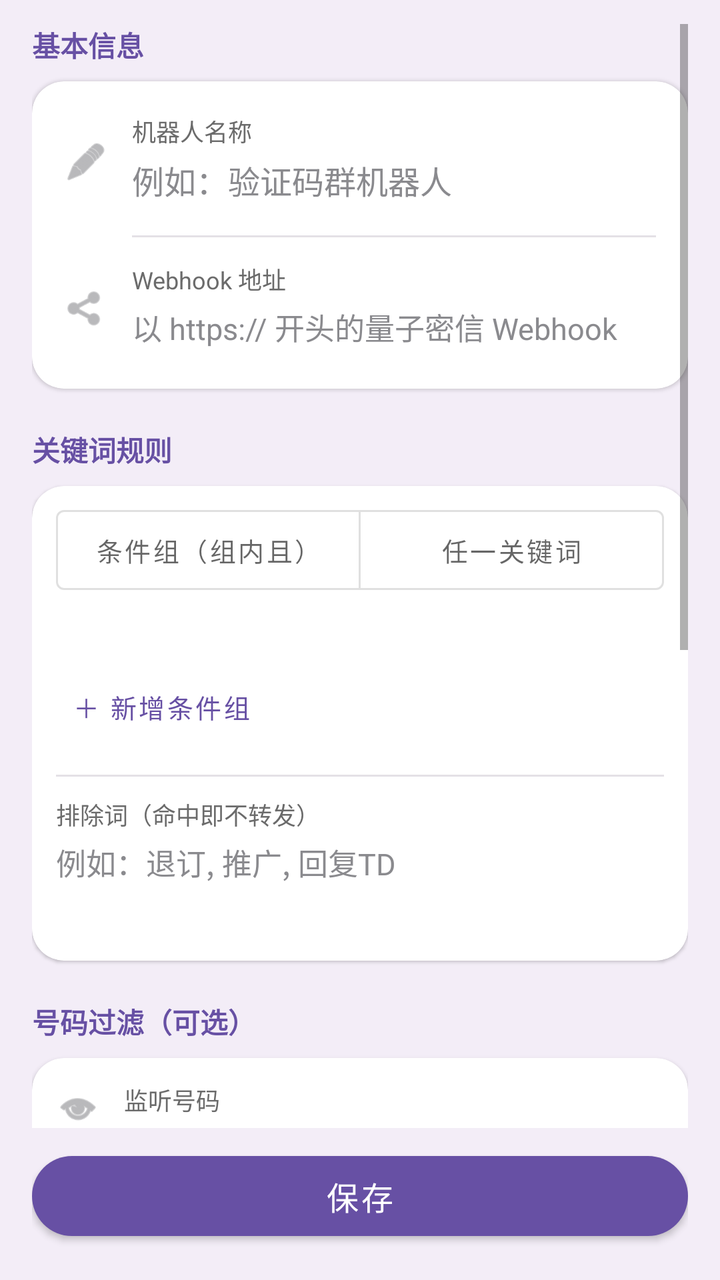
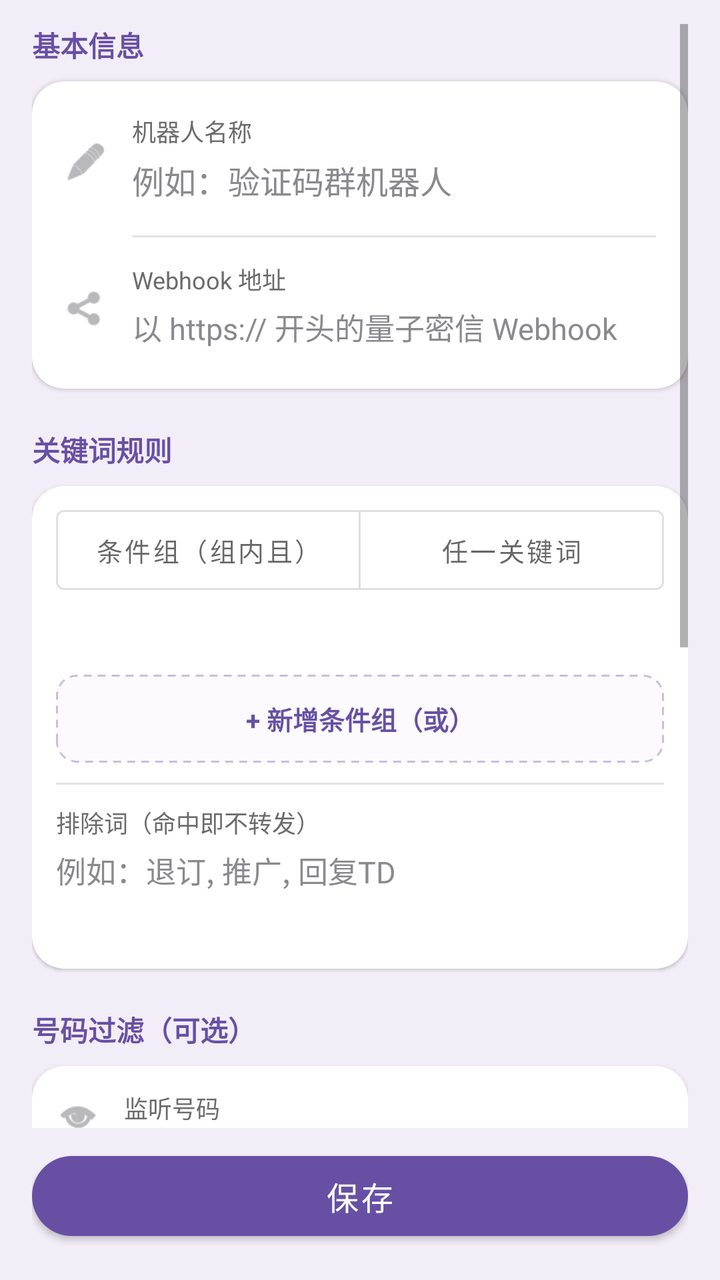

An Android layout rendered at two revisions. The XML below is the earlier revision; the diff shows what the commit changed to produce the second picture.
<!-- AndroidManifest.xml: application theme Theme.SMSForwarder -->
<!-- res/layout/activity_bot_edit.xml -->
<?xml version="1.0" encoding="utf-8"?>
<LinearLayout xmlns:android="http://schemas.android.com/apk/res/android"
    xmlns:app="http://schemas.android.com/apk/res-auto"
    android:layout_width="match_parent"
    android:layout_height="match_parent"
    android:background="@color/bg_page"
    android:orientation="vertical">

    <ScrollView
        android:layout_width="match_parent"
        android:layout_height="0dp"
        android:layout_weight="1"
        android:clipToPadding="false"
        android:paddingStart="16dp"
        android:paddingEnd="16dp"
        android:paddingTop="12dp">

        <LinearLayout
            android:layout_width="match_parent"
            android:layout_height="wrap_content"
            android:orientation="vertical">

            
            <TextView
                android:layout_width="wrap_content"
                android:layout_height="wrap_content"
                android:layout_marginBottom="8dp"
                android:text="基本信息"
                android:textColor="@color/purple_primary"
                android:textSize="14sp"
                android:textStyle="bold" />

            <com.google.android.material.card.MaterialCardView
                android:layout_width="match_parent"
                android:layout_height="wrap_content"
                app:cardBackgroundColor="@android:color/white"
                app:cardCornerRadius="16dp"
                app:cardElevation="1dp">

                <LinearLayout
                    android:layout_width="match_parent"
                    android:layout_height="wrap_content"
                    android:orientation="vertical"
                    android:padding="4dp">

                    <LinearLayout
                        android:layout_width="match_parent"
                        android:layout_height="wrap_content"
                        android:gravity="center_vertical"
                        android:orientation="horizontal"
                        android:padding="12dp">

                        <ImageView
                            android:layout_width="22dp"
                            android:layout_height="22dp"
                            android:contentDescription="机器人名称"
                            android:src="@android:drawable/ic_menu_edit"
                            android:tint="@color/text_helper" />

                        <LinearLayout
                            android:layout_width="0dp"
                            android:layout_height="wrap_content"
                            android:layout_marginStart="12dp"
                            android:layout_weight="1"
                            android:orientation="vertical">

                            <TextView
                                android:layout_width="wrap_content"
                                android:layout_height="wrap_content"
                                android:text="机器人名称"
                                android:textColor="@color/text_secondary"
                                android:textSize="12sp" />

                            <EditText
                                android:id="@+id/etBotName"
                                android:layout_width="match_parent"
                                android:layout_height="wrap_content"
                                android:background="@null"
                                android:hint="例如：验证码群机器人"
                                android:inputType="text"
                                android:maxLines="1"
                                android:paddingStart="0dp"
                                android:paddingTop="4dp"
                                android:paddingEnd="0dp"
                                android:paddingBottom="4dp"
                                android:textColor="@color/text_primary"
                                android:textColorHint="@color/text_helper"
                                android:textSize="16sp" />
                        </LinearLayout>
                    </LinearLayout>

                    <View
                        android:layout_width="match_parent"
                        android:layout_height="1dp"
                        android:layout_marginStart="46dp"
                        android:layout_marginEnd="12dp"
                        android:background="@color/divider" />

                    <LinearLayout
                        android:layout_width="match_parent"
                        android:layout_height="wrap_content"
                        android:gravity="center_vertical"
                        android:orientation="horizontal"
                        android:padding="12dp">

                        <ImageView
                            android:layout_width="22dp"
                            android:layout_height="22dp"
                            android:contentDescription="Webhook 地址"
                            android:src="@android:drawable/ic_menu_share"
                            android:tint="@color/text_helper" />

                        <LinearLayout
                            android:layout_width="0dp"
                            android:layout_height="wrap_content"
                            android:layout_marginStart="12dp"
                            android:layout_weight="1"
                            android:orientation="vertical">

                            <TextView
                                android:layout_width="wrap_content"
                                android:layout_height="wrap_content"
                                android:text="Webhook 地址"
                                android:textColor="@color/text_secondary"
                                android:textSize="12sp" />

                            <EditText
                                android:id="@+id/etWebhookUrl"
                                android:layout_width="match_parent"
                                android:layout_height="wrap_content"
                                android:background="@null"
                                android:hint="以 https:// 开头的量子密信 Webhook"
                                android:inputType="textMultiLine|textNoSuggestions"
                                android:maxLines="3"
                                android:paddingStart="0dp"
                                android:paddingTop="4dp"
                                android:paddingEnd="0dp"
                                android:paddingBottom="4dp"
                                android:textColor="@color/text_primary"
                                android:textColorHint="@color/text_helper"
                                android:textSize="15sp" />
                        </LinearLayout>
                    </LinearLayout>
                </LinearLayout>
            </com.google.android.material.card.MaterialCardView>

            
            <TextView
                android:layout_width="wrap_content"
                android:layout_height="wrap_content"
                android:layout_marginTop="20dp"
                android:layout_marginBottom="8dp"
                android:text="关键词规则"
                android:textColor="@color/purple_primary"
                android:textSize="14sp"
                android:textStyle="bold" />

            <com.google.android.material.card.MaterialCardView
                android:layout_width="match_parent"
                android:layout_height="wrap_content"
                app:cardBackgroundColor="@android:color/white"
                app:cardCornerRadius="16dp"
                app:cardElevation="1dp">

                <LinearLayout
                    android:layout_width="match_parent"
                    android:layout_height="wrap_content"
                    android:orientation="vertical"
                    android:padding="12dp">

                    <com.google.android.material.button.MaterialButtonToggleGroup
                        android:id="@+id/ruleModeGroup"
                        android:layout_width="match_parent"
                        android:layout_height="wrap_content"
                        app:selectionRequired="true"
                        app:singleSelection="true">

                        <com.google.android.material.button.MaterialButton
                            android:id="@+id/btnModeGroups"
                            style="@style/Widget.MaterialComponents.Button.OutlinedButton"
                            android:layout_width="0dp"
                            android:layout_height="40dp"
                            android:layout_weight="1"
                            android:insetTop="0dp"
                            android:insetBottom="0dp"
                            android:text="条件组（组内且）"
                            android:textSize="13sp" />

                        <com.google.android.material.button.MaterialButton
                            android:id="@+id/btnModeAny"
                            style="@style/Widget.MaterialComponents.Button.OutlinedButton"
                            android:layout_width="0dp"
                            android:layout_height="40dp"
                            android:layout_weight="1"
                            android:insetTop="0dp"
                            android:insetBottom="0dp"
                            android:text="任一关键词"
                            android:textSize="13sp" />
                    </com.google.android.material.button.MaterialButtonToggleGroup>

                    <TextView
                        android:id="@+id/tvRuleHint"
                        android:layout_width="match_parent"
                        android:layout_height="wrap_content"
                        android:layout_marginTop="8dp"
                        android:lineSpacingExtra="3dp"
                        android:textColor="@color/text_helper"
                        android:textSize="12sp" />

                    <LinearLayout
                        android:id="@+id/llAnyContainer"
                        android:layout_width="match_parent"
                        android:layout_height="wrap_content"
                        android:layout_marginTop="8dp"
                        android:orientation="vertical"
                        android:visibility="gone" />

                    <LinearLayout
                        android:id="@+id/llGroups"
                        android:layout_width="match_parent"
                        android:layout_height="wrap_content"
                        android:layout_marginTop="8dp"
                        android:orientation="vertical" />

                    <com.google.android.material.button.MaterialButton
                        android:id="@+id/btnAddGroup"
                        style="@style/Widget.MaterialComponents.Button.TextButton"
                        android:layout_width="wrap_content"
                        android:layout_height="wrap_content"
                        android:layout_marginTop="2dp"
                        android:text="＋ 新增条件组"
                        android:textSize="13sp" />

                    <View
                        android:layout_width="match_parent"
                        android:layout_height="1dp"
                        android:layout_marginTop="10dp"
                        android:layout_marginBottom="10dp"
                        android:background="@color/divider" />

                    <TextView
                        android:layout_width="wrap_content"
                        android:layout_height="wrap_content"
                        android:text="排除词（命中即不转发）"
                        android:textColor="@color/text_secondary"
                        android:textSize="12sp" />

                    <EditText
                        android:id="@+id/etExcludes"
                        android:layout_width="match_parent"
                        android:layout_height="wrap_content"
                        android:layout_marginTop="4dp"
                        android:background="@null"
                        android:hint="例如：退订, 推广, 回复TD"
                        android:inputType="textMultiLine|textNoSuggestions"
                        android:maxLines="2"
                        android:padding="0dp"
                        android:textColor="@color/text_primary"
                        android:textColorHint="@color/text_helper"
                        android:textSize="15sp" />

                    <TextView
                        android:id="@+id/tvRuleSummary"
                        android:layout_width="match_parent"
                        android:layout_height="wrap_content"
                        android:layout_marginTop="10dp"
                        android:textColor="@color/purple_primary"
                        android:textSize="12sp" />
                </LinearLayout>
            </com.google.android.material.card.MaterialCardView>

            
            <TextView
                android:layout_width="wrap_content"
                android:layout_height="wrap_content"
                android:layout_marginTop="20dp"
                android:layout_marginBottom="8dp"
                android:text="号码过滤（可选）"
                android:textColor="@color/purple_primary"
                android:textSize="14sp"
                android:textStyle="bold" />

            <com.google.android.material.card.MaterialCardView
                android:layout_width="match_parent"
                android:layout_height="wrap_content"
                app:cardBackgroundColor="@android:color/white"
                app:cardCornerRadius="16dp"
                app:cardElevation="1dp">

                <LinearLayout
                    android:layout_width="match_parent"
                    android:layout_height="wrap_content"
                    android:gravity="top"
                    android:orientation="horizontal"
                    android:padding="12dp">

                    <ImageView
                        android:layout_width="22dp"
                        android:layout_height="22dp"
                        android:layout_marginTop="2dp"
                        android:contentDescription="监听号码"
                        android:src="@android:drawable/ic_menu_view"
                        android:tint="@color/text_helper" />

                    <LinearLayout
                        android:layout_width="0dp"
                        android:layout_height="wrap_content"
                        android:layout_marginStart="12dp"
                        android:layout_weight="1"
                        android:orientation="vertical">

                        <TextView
                            android:layout_width="wrap_content"
                            android:layout_height="wrap_content"
                            android:text="监听号码"
                            android:textColor="@color/text_secondary"
                            android:textSize="12sp" />

                        <TextView
                            android:layout_width="wrap_content"
                            android:layout_height="wrap_content"
                            android:layout_marginTop="2dp"
                            android:text="只转发来自这些号码的短信，留空表示不限制"
                            android:textColor="@color/text_helper"
                            android:textSize="12sp" />

                        <EditText
                            android:id="@+id/etSenderFilters"
                            android:layout_width="match_parent"
                            android:layout_height="wrap_content"
                            android:layout_marginTop="6dp"
                            android:background="@null"
                            android:hint="例如：1069, 10086, 95588"
                            android:inputType="textMultiLine|textNoSuggestions"
                            android:maxLines="3"
                            android:minLines="1"
                            android:padding="0dp"
                            android:textColor="@color/text_primary"
                            android:textColorHint="@color/text_helper"
                            android:textSize="15sp" />

                        <TextView
                            android:layout_width="match_parent"
                            android:layout_height="wrap_content"
                            android:layout_marginTop="6dp"
                            android:text="提示：用逗号分隔，支持前缀匹配（如 1069 可匹配 106900001234）"
                            android:textColor="@color/text_helper"
                            android:textSize="12sp" />
                    </LinearLayout>
                </LinearLayout>
            </com.google.android.material.card.MaterialCardView>

            
            <TextView
                android:layout_width="wrap_content"
                android:layout_height="wrap_content"
                android:layout_marginTop="20dp"
                android:layout_marginBottom="8dp"
                android:text="状态"
                android:textColor="@color/purple_primary"
                android:textSize="14sp"
                android:textStyle="bold" />

            <com.google.android.material.card.MaterialCardView
                android:layout_width="match_parent"
                android:layout_height="wrap_content"
                app:cardBackgroundColor="@android:color/white"
                app:cardCornerRadius="16dp"
                app:cardElevation="1dp">

                <LinearLayout
                    android:layout_width="match_parent"
                    android:layout_height="wrap_content"
                    android:orientation="vertical"
                    android:padding="12dp">

                    <Switch
                        android:id="@+id/switchBotEnabled"
                        android:layout_width="match_parent"
                        android:layout_height="wrap_content"
                        android:checked="true"
                        android:paddingTop="4dp"
                        android:paddingBottom="4dp"
                        android:text="启用机器人"
                        android:textColor="@color/text_primary"
                        android:textSize="16sp" />

                    <TextView
                        android:layout_width="match_parent"
                        android:layout_height="wrap_content"
                        android:text="关闭后不会转发短信到此机器人"
                        android:textColor="@color/text_helper"
                        android:textSize="12sp" />

                    <View
                        android:layout_width="match_parent"
                        android:layout_height="1dp"
                        android:layout_marginTop="10dp"
                        android:layout_marginBottom="10dp"
                        android:background="@color/divider" />

                    <CheckBox
                        android:id="@+id/cbMentioned"
                        android:layout_width="match_parent"
                        android:layout_height="wrap_content"
                        android:text="开启 @提醒功能"
                        android:textColor="@color/text_primary"
                        android:textSize="15sp" />

                    <EditText
                        android:id="@+id/etMentionMobiles"
                        android:layout_width="match_parent"
                        android:layout_height="wrap_content"
                        android:layout_marginTop="6dp"
                        android:background="@null"
                        android:hint="@指定人员手机号（逗号分隔，留空则 @所有人）"
                        android:inputType="textMultiLine|textNoSuggestions"
                        android:maxLines="2"
                        android:padding="0dp"
                        android:textColor="@color/text_primary"
                        android:textColorHint="@color/text_helper"
                        android:textSize="15sp" />
                </LinearLayout>
            </com.google.android.material.card.MaterialCardView>

            <View
                android:layout_width="match_parent"
                android:layout_height="96dp" />
        </LinearLayout>
    </ScrollView>

    <FrameLayout
        android:layout_width="match_parent"
        android:layout_height="wrap_content"
        android:background="@color/bg_page"
        android:paddingStart="16dp"
        android:paddingTop="8dp"
        android:paddingEnd="16dp"
        android:paddingBottom="16dp">

        <com.google.android.material.button.MaterialButton
            android:id="@+id/btnSaveBot"
            android:layout_width="match_parent"
            android:layout_height="52dp"
            android:text="保存"
            android:textSize="16sp"
            app:cornerRadius="26dp" />
    </FrameLayout>
</LinearLayout>
<!-- resources referenced by this layout -->
<resources>
  <color name="bg_page">#F3EDF7</color>
  <color name="divider">#E4E1E6</color>
  <color name="purple_primary">#6750A4</color>
  <color name="text_helper">#8A8A8E</color>
  <color name="text_primary">#1C1B1F</color>
  <color name="text_secondary">#6B6B6B</color>
  <style name="Theme.SMSForwarder" parent="Theme.MaterialComponents.DayNight.DarkActionBar">
          <item name="colorPrimary">#6750A4</item>
          <item name="colorPrimaryVariant">#4F378B</item>
          <item name="colorOnPrimary">#FFFFFF</item>
          <item name="colorSecondary">#6750A4</item>
          <item name="colorOnSecondary">#FFFFFF</item>
      </style>
</resources>

<!-- the commit's change to res/layout/activity_bot_edit.xml (unified diff, before → after) -->
@@ -222,14 +222,17 @@
                         android:layout_marginTop="8dp"
                         android:orientation="vertical" />
 
-                    <com.google.android.material.button.MaterialButton
+                    <TextView
                         android:id="@+id/btnAddGroup"
-                        style="@style/Widget.MaterialComponents.Button.TextButton"
-                        android:layout_width="wrap_content"
-                        android:layout_height="wrap_content"
-                        android:layout_marginTop="2dp"
-                        android:text="＋ 新增条件组"
-                        android:textSize="13sp" />
+                        android:layout_width="match_parent"
+                        android:layout_height="44dp"
+                        android:layout_marginTop="10dp"
+                        android:background="@drawable/bg_outline_dashed"
+                        android:gravity="center"
+                        android:text="+ 新增条件组（或）"
+                        android:textColor="@color/purple_primary"
+                        android:textSize="13sp"
+                        android:textStyle="bold" />
 
                     <View
                         android:layout_width="match_parent"
<!-- resource entries referenced after the edit -->
@@ -6,6 +6,18 @@
   <color name="text_helper">#8A8A8E</color>
   <color name="text_primary">#1C1B1F</color>
   <color name="text_secondary">#6B6B6B</color>
+  <!-- drawable bg_outline_dashed (drawable) -->
+  <?xml version="1.0" encoding="utf-8"?>
+  <shape xmlns:android="http://schemas.android.com/apk/res/android"
+      android:shape="rectangle">
+      <solid android:color="#FCFAFF" />
+      <corners android:radius="10dp" />
+      <stroke
+          android:width="1dp"
+          android:color="#C9BEDF"
+          android:dashGap="3dp"
+          android:dashWidth="4dp" />
+  </shape>
   <style name="Theme.SMSForwarder" parent="Theme.MaterialComponents.DayNight.DarkActionBar">
           <item name="colorPrimary">#6750A4</item>
           <item name="colorPrimaryVariant">#4F378B</item>
